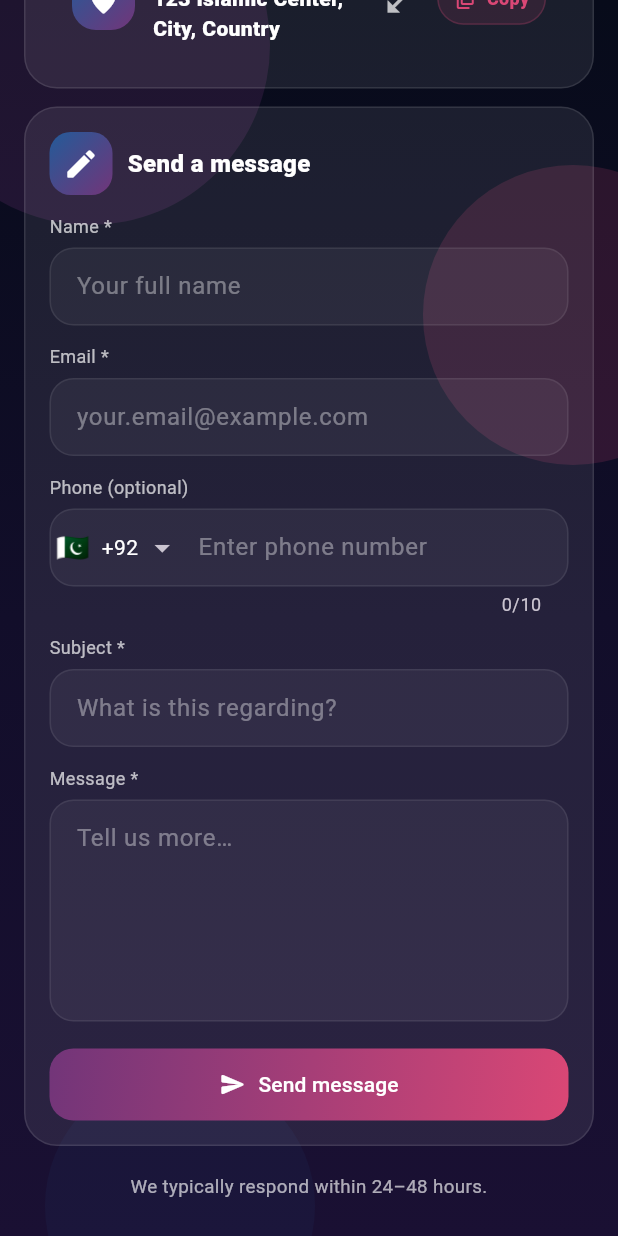
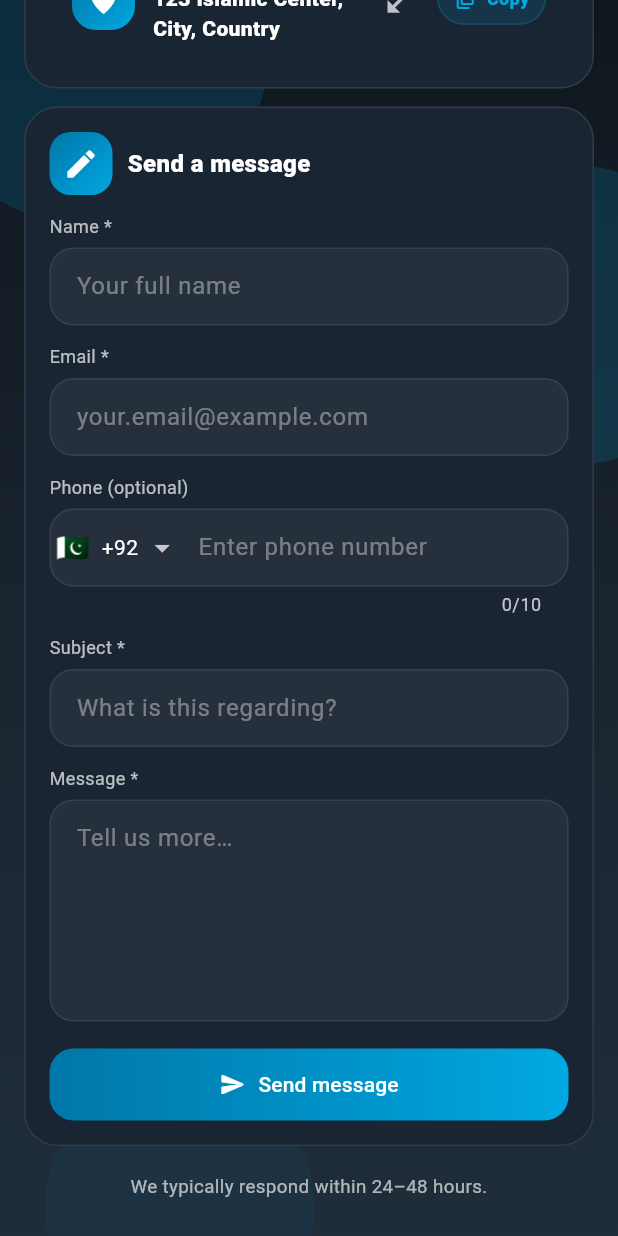
Before and after one commit to sarfaraz-ahmad-sa/jinntv_v2, a Flutter app: the ContactUsScreen screen opened directly, scrolled down 566 dp, on a phone screen of 412 x 824 dp. Run offline on Flutter 3.47's test engine with Material 3 defaults, Android fonts, the phone set to English and light mode, and no system bars; drawn by our look-alikes of intl_phone_field; our stand-ins replace cached_network_image, firebase_auth, firebase_core, firebase_messaging, flutter_cache_manager, flutter_local_notifications and 11 more; missing offline and left inert: flutter_json_view, in_app_update, syncfusion_flutter_pdfviewer; accounts and stored records are empty; network calls fail.

Commit message:
Update jinntv_theme.dart

```diff
--- a/lib/theme/jinntv_theme.dart
+++ b/lib/theme/jinntv_theme.dart
@@ -1,43 +1,48 @@
 import 'package:flutter/material.dart';
 
+// ─────────────────────────────────────────────────────────────────────────────
+// JinnTV Theme — Prime Video × Netflix dark streaming palette
+// ─────────────────────────────────────────────────────────────────────────────
 class JinnTvTheme {
-  static const Color bg = Color(0xff070B1A);
-  static const Color bg2 = Color(0xff120E2A);
-  static const Color bg3 = Color(0xff1A1033);
+  // Backgrounds (dark navy like Prime Video)
+  static const Color bg  = Color(0xFF0F171E); // primary — deepest navy
+  static const Color bg2 = Color(0xFF1A242F); // secondary
+  static const Color bg3 = Color(0xFF1F2D3A); // tertiary / cards
 
-  static const Color purple = Color(0xff723579);
-  static const Color pink = Color(0xffDA4775);
-  static const Color blue = Color(0xff235B99);
+  // Accent — Prime Video teal
+  static const Color teal      = Color(0xFF00A8E1); // primary teal
+  static const Color tealDark  = Color(0xFF0077A8); // deeper teal
+  static const Color tealLight = Color(0xFF5BC8F5); // highlight teal
 
-  static const Color whiteSoft = Color(0xB3FFFFFF);
-  static const Color card = Color(0x14FFFFFF);
-  static const Color border = Color(0x1AFFFFFF);
+  // Legacy aliases (so existing code still compiles)
+  static const Color purple = tealDark;
+  static const Color pink   = teal;
+  static const Color blue   = tealDark;
+
+  // Text / UI
+  static const Color whiteSoft = Color(0xCCFFFFFF);
+  static const Color card      = Color(0xFF1A2533);
+  static const Color border    = Color(0x1AFFFFFF);
+
+  // ── Gradients ──────────────────────────────────────────────────────────────
 
   static const LinearGradient backgroundGradient = LinearGradient(
     begin: Alignment.topCenter,
     end: Alignment.bottomCenter,
-    colors: [
-      bg,
-      bg2,
-      bg3,
-    ],
+    colors: [bg, bg2, bg3],
   );
 
+  // Primary CTA gradient — teal (Play button, selected chips, etc.)
   static const LinearGradient primaryGradient = LinearGradient(
-    begin: Alignment.topLeft,
-    end: Alignment.bottomRight,
-    colors: [
-      purple,
-      pink,
-    ],
+    begin: Alignment.centerLeft,
+    end: Alignment.centerRight,
+    colors: [tealDark, teal],
   );
 
+  // Accent gradient (admin badges, indicators)
   static const LinearGradient accentGradient = LinearGradient(
     begin: Alignment.topLeft,
     end: Alignment.bottomRight,
-    colors: [
-      blue,
-      purple,
-    ],
+    colors: [tealDark, teal],
   );
 }
```
